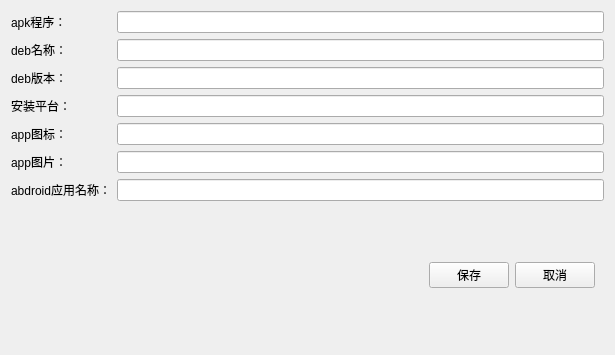
Before: the Qt Designer form untitled1/apkinfowindow.ui in lwh2398819901/debProject, drawn with Qt 5.
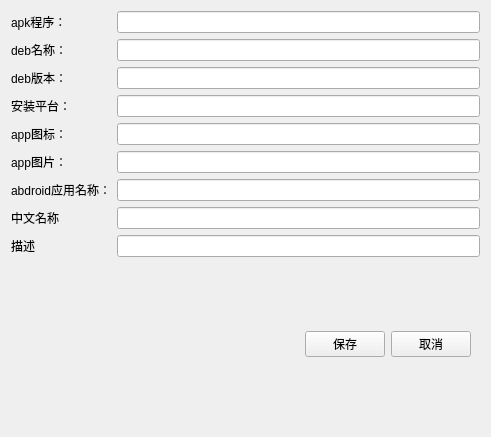
After: the same form once the commit is applied.

What changed in the file:
```diff
--- a/untitled1/apkinfowindow.ui
+++ b/untitled1/apkinfowindow.ui
@@ -6,8 +6,8 @@
    <rect>
     <x>0</x>
     <y>0</y>
-    <width>615</width>
-    <height>355</height>
+    <width>491</width>
+    <height>437</height>
    </rect>
   </property>
   <property name="windowTitle">
@@ -21,7 +21,7 @@
      </property>
     </widget>
    </item>
-   <item row="0" column="2">
+   <item row="0" column="1">
     <widget class="QLineEdit" name="apkNameLine"/>
    </item>
    <item row="1" column="0">
@@ -31,7 +31,7 @@
      </property>
     </widget>
    </item>
-   <item row="1" column="2">
+   <item row="1" column="1">
     <widget class="QLineEdit" name="debNameLine"/>
    </item>
    <item row="2" column="0">
@@ -41,7 +41,7 @@
      </property>
     </widget>
    </item>
-   <item row="2" column="2">
+   <item row="2" column="1">
     <widget class="QLineEdit" name="debVerLine"/>
    </item>
    <item row="3" column="0">
@@ -51,7 +51,7 @@
      </property>
     </widget>
    </item>
-   <item row="3" column="2">
+   <item row="3" column="1">
     <widget class="QLineEdit" name="platformLine"/>
    </item>
    <item row="4" column="0">
@@ -61,7 +61,7 @@
      </property>
     </widget>
    </item>
-   <item row="4" column="2">
+   <item row="4" column="1">
     <widget class="QLineEdit" name="desktopLine"/>
    </item>
    <item row="5" column="0">
@@ -71,20 +71,44 @@
      </property>
     </widget>
    </item>
-   <item row="5" column="2">
+   <item row="5" column="1">
     <widget class="QLineEdit" name="appIconLine"/>
    </item>
-   <item row="6" column="0" colspan="2">
+   <item row="6" column="0">
     <widget class="QLabel" name="label_7">
      <property name="text">
       <string>abdroid应用名称：</string>
      </property>
     </widget>
    </item>
-   <item row="6" column="2">
+   <item row="6" column="1">
     <widget class="QLineEdit" name="appNameLine"/>
    </item>
-   <item row="7" column="0" colspan="3">
+   <item row="7" column="0">
+    <widget class="QLabel" name="label_8">
+     <property name="text">
+      <string>中文名称</string>
+     </property>
+    </widget>
+   </item>
+   <item row="7" column="1">
+    <widget class="QLineEdit" name="zhNameLine"/>
+   </item>
+   <item row="8" column="0">
+    <widget class="QLabel" name="label_9">
+     <property name="text">
+      <string>描述</string>
+     </property>
+    </widget>
+   </item>
+   <item row="8" column="1">
+    <widget class="QLineEdit" name="descriptionLine">
+     <property name="text">
+      <string/>
+     </property>
+    </widget>
+   </item>
+   <item row="9" column="0" colspan="2">
     <widget class="QWidget" name="widget" native="true">
      <layout class="QHBoxLayout" name="horizontalLayout">
       <item>
```
